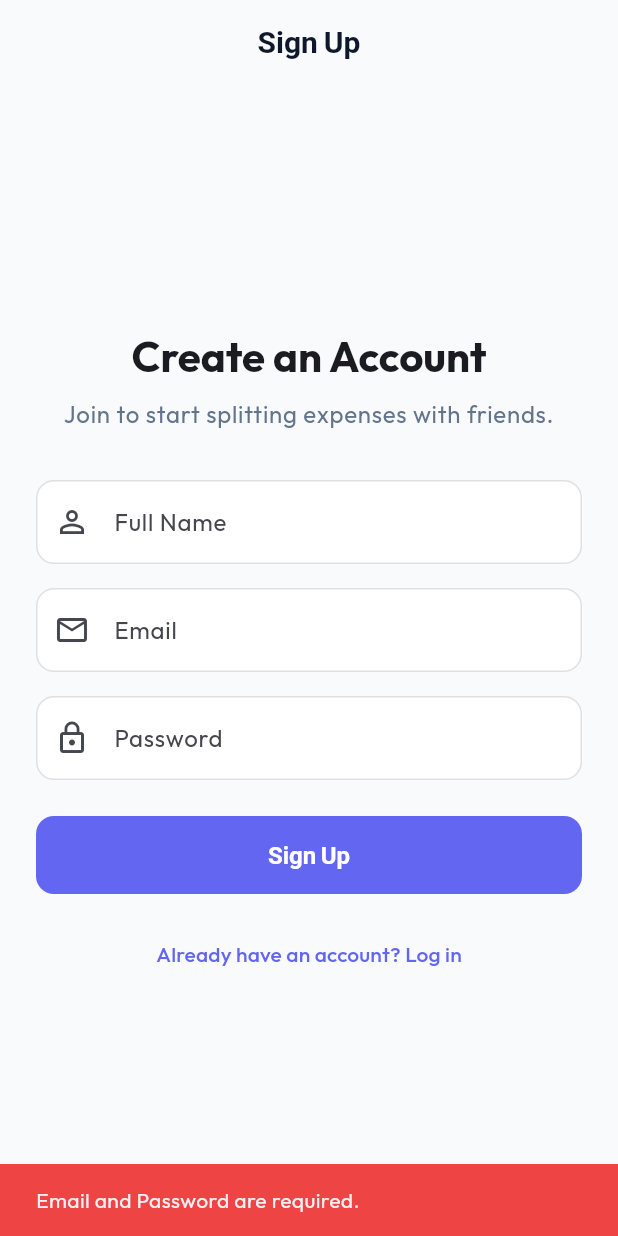
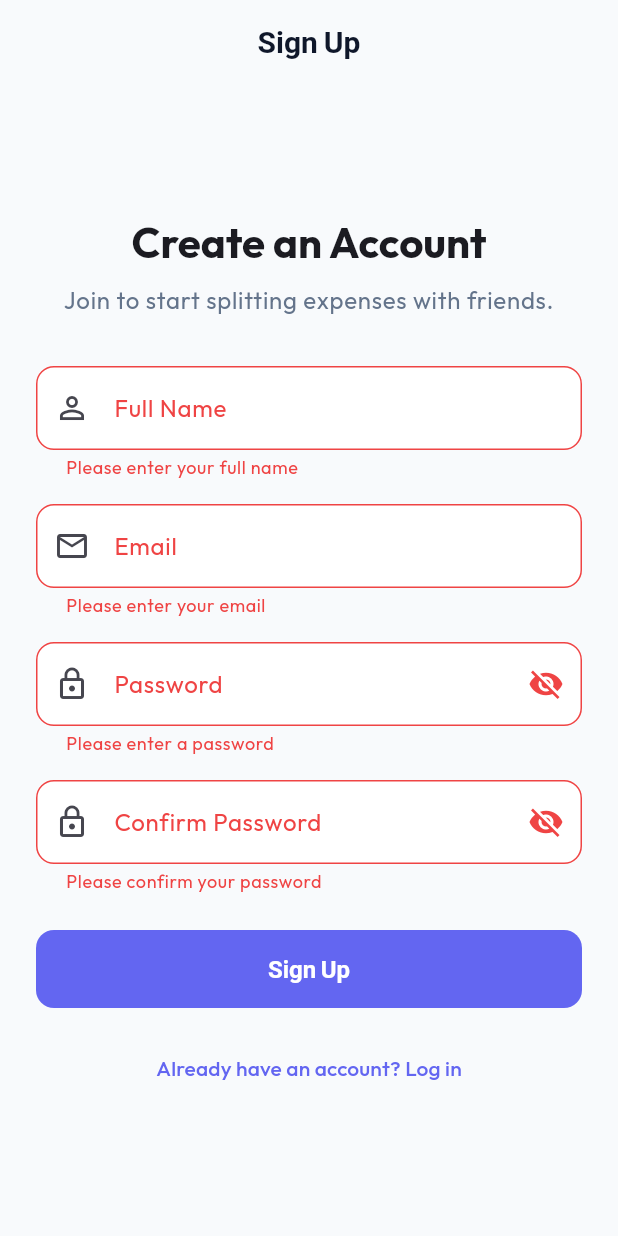
Before and after one commit to satyamramani/splitkaro, a Flutter app: the SignupScreen screen opened by its route, after a tap on "Sign Up", on a phone screen of 412 x 824 dp. Run offline on Flutter 3.47's test engine with Material 3 defaults, Android fonts, the phone set to English and light mode, and no system bars; our stand-ins replace flutter_riverpod, go_router, google_fonts, pocketbase.

Commit message:
feat(auth): add frontend password validation, confirmation field, and parsed error messages

```diff
--- a/frontend/lib/features/auth/presentation/signup_screen.dart
+++ b/frontend/lib/features/auth/presentation/signup_screen.dart
@@ -12,29 +12,31 @@ class SignupScreen extends ConsumerStatefulWidget {
 }
 
 class _SignupScreenState extends ConsumerState<SignupScreen> {
+  final _formKey = GlobalKey<FormState>();
   final _nameController = TextEditingController();
   final _emailController = TextEditingController();
   final _passwordController = TextEditingController();
+  final _confirmPasswordController = TextEditingController();
+  bool _obscurePassword = true;
+  bool _obscureConfirmPassword = true;
 
   @override
   void dispose() {
     _nameController.dispose();
     _emailController.dispose();
     _passwordController.dispose();
+    _confirmPasswordController.dispose();
     super.dispose();
   }
 
   Future<void> _signup() async {
+    if (!_formKey.currentState!.validate()) {
+      return;
+    }
+
     final name = _nameController.text.trim();
     final email = _emailController.text.trim();
     final password = _passwordController.text;
-
-    if (email.isEmpty || password.isEmpty) {
-      ScaffoldMessenger.of(context).showSnackBar(
-        const SnackBar(content: Text('Email and Password are required.'), backgroundColor: AppTheme.errorColor),
-      );
-      return;
-    }
 
     await ref.read(authProvider.notifier).signup(name, email, password);
     if (!mounted) return;
@@ -42,7 +44,11 @@ class _SignupScreenState extends ConsumerState<SignupScreen> {
     final authState = ref.read(authProvider);
     if (authState.error != null) {
       ScaffoldMessenger.of(context).showSnackBar(
-        SnackBar(content: Text(authState.error!), backgroundColor: AppTheme.errorColor),
+        SnackBar(
+          content: Text(authState.error!),
+          backgroundColor: AppTheme.errorColor,
+          behavior: SnackBarBehavior.floating,
+        ),
       );
     }
   }
@@ -57,6 +63,8 @@ class _SignupScreenState extends ConsumerState<SignupScreen> {
         child: Center(
           child: SingleChildScrollView(
             padding: const EdgeInsets.all(24.0),
+            child: Form(
+              key: _formKey,
               child: Column(
                 mainAxisAlignment: MainAxisAlignment.center,
                 crossAxisAlignment: CrossAxisAlignment.stretch,
@@ -77,21 +85,90 @@ class _SignupScreenState extends ConsumerState<SignupScreen> {
                     textAlign: TextAlign.center,
                   ),
                   const SizedBox(height: 32),
-                TextField(
+                  TextFormField(
                     controller: _nameController,
-                  decoration: const InputDecoration(labelText: 'Full Name', prefixIcon: Icon(Icons.person_outline)),
+                    decoration: const InputDecoration(
+                      labelText: 'Full Name',
+                      prefixIcon: Icon(Icons.person_outline),
+                    ),
+                    validator: (val) {
+                      if (val == null || val.trim().isEmpty) {
+                        return 'Please enter your full name';
+                      }
+                      return null;
+                    },
                   ),
                   const SizedBox(height: 16),
-                TextField(
+                  TextFormField(
                     controller: _emailController,
-                  decoration: const InputDecoration(labelText: 'Email', prefixIcon: Icon(Icons.email_outlined)),
+                    decoration: const InputDecoration(
+                      labelText: 'Email',
+                      prefixIcon: Icon(Icons.email_outlined),
+                    ),
                     keyboardType: TextInputType.emailAddress,
+                    validator: (val) {
+                      if (val == null || val.trim().isEmpty) {
+                        return 'Please enter your email';
+                      }
+                      final emailRegex = RegExp(r'^[^@]+@[^@]+\.[^@]+$');
+                      if (!emailRegex.hasMatch(val.trim())) {
+                        return 'Please enter a valid email address';
+                      }
+                      return null;
+                    },
                   ),
                   const SizedBox(height: 16),
-                TextField(
+                  TextFormField(
                     controller: _passwordController,
-                  decoration: const InputDecoration(labelText: 'Password', prefixIcon: Icon(Icons.lock_outline)),
-                  obscureText: true,
+                    decoration: InputDecoration(
+                      labelText: 'Password',
+                      helperText: 'Must be at least 8 characters',
+                      prefixIcon: const Icon(Icons.lock_outline),
+                      suffixIcon: IconButton(
+                        icon: Icon(_obscurePassword ? Icons.visibility_off : Icons.visibility),
+                        onPressed: () {
+                          setState(() {
+                            _obscurePassword = !_obscurePassword;
+                          });
+                        },
+                      ),
+                    ),
+                    obscureText: _obscurePassword,
+                    validator: (val) {
+                      if (val == null || val.isEmpty) {
+                        return 'Please enter a password';
+                      }
+                      if (val.length < 8) {
+                        return 'Password must be at least 8 characters';
+                      }
+                      return null;
+                    },
+                  ),
+                  const SizedBox(height: 16),
+                  TextFormField(
+                    controller: _confirmPasswordController,
+                    decoration: InputDecoration(
+                      labelText: 'Confirm Password',
+                      prefixIcon: const Icon(Icons.lock_outline),
+                      suffixIcon: IconButton(
+                        icon: Icon(_obscureConfirmPassword ? Icons.visibility_off : Icons.visibility),
+                        onPressed: () {
+                          setState(() {
+                            _obscureConfirmPassword = !_obscureConfirmPassword;
+                          });
+                        },
+                      ),
+                    ),
+                    obscureText: _obscureConfirmPassword,
+                    validator: (val) {
+                      if (val == null || val.isEmpty) {
+                        return 'Please confirm your password';
+                      }
+                      if (val != _passwordController.text) {
+                        return 'Passwords do not match';
+                      }
+                      return null;
+                    },
                   ),
                   const SizedBox(height: 24),
                   ElevatedButton(
@@ -110,6 +187,7 @@ class _SignupScreenState extends ConsumerState<SignupScreen> {
             ),
           ),
         ),
+      ),
     );
   }
 }
```
Also changed, not shown: frontend/lib/core/services/pocketbase_service.dart (+2 -9 lines), frontend/lib/features/auth/providers/auth_provider.dart (+23 -4 lines). Lines whose indentation alone changed are shown as unchanged.
